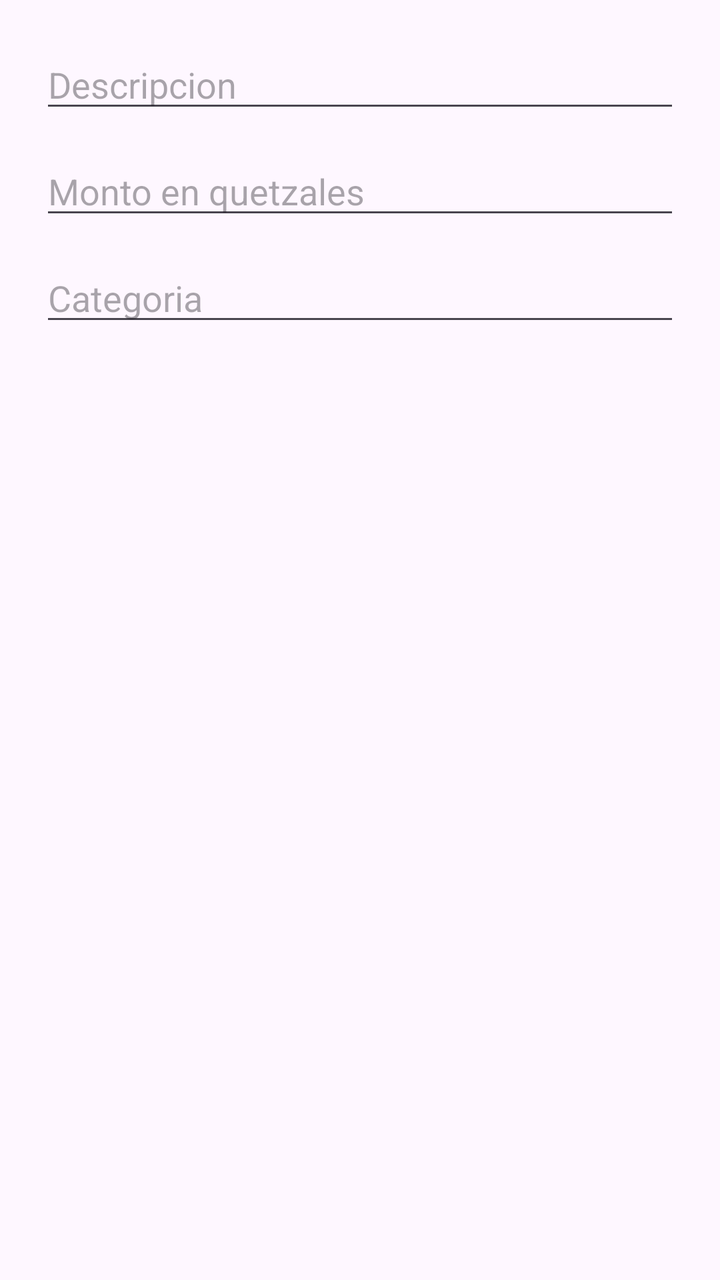
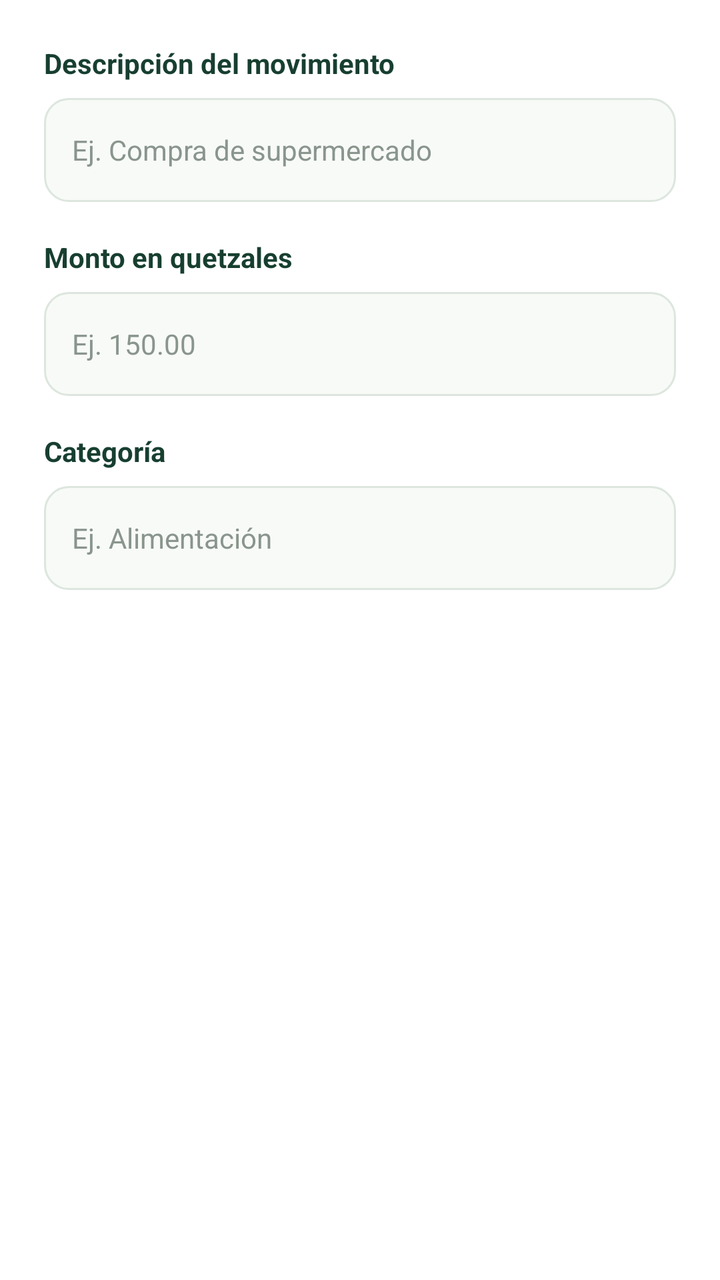

Screens rendered from an Android XML layout before and after an edit, with the pre-edit source and the edit as a unified diff.
<!-- AndroidManifest.xml: application theme Theme.ControlDeGastos -->
<!-- res/layout/dialog_movimiento.xml -->
<?xml version="1.0" encoding="utf-8"?>
<LinearLayout xmlns:android="http://schemas.android.com/apk/res/android"
    android:layout_width="match_parent"
    android:layout_height="wrap_content"
    android:orientation="vertical"
    android:padding="20dp">

    <EditText
        android:id="@+id/etDescripcion"
        android:layout_width="match_parent"
        android:layout_height="wrap_content"
        android:hint="Descripcion"
        android:inputType="textCapSentences"/>

        <EditText
        android:id="@+id/etMonto"
        android:layout_width="match_parent"
        android:layout_height="wrap_content"
        android:hint="Monto en quetzales"
        android:inputType="numberDecimal"
        android:layout_marginTop="12dp" />

        <EditText
        android:id="@+id/etCategoria"
        android:layout_width="match_parent"
        android:layout_height="wrap_content"
        android:hint="Categoria"
        android:inputType="textCapSentences"
        android:layout_marginTop="12dp"/>
</LinearLayout>
<!-- resources referenced by this layout -->
<resources>
  <style name="Theme.ControlDeGastos" parent="Base.Theme.ControlDeGastos" />
  <style name="Base.Theme.ControlDeGastos" parent="Theme.Material3.DayNight.NoActionBar">
          
          
      </style>
</resources>

<!-- the commit's change to res/layout/dialog_movimiento.xml (unified diff, before → after) -->
@@ -3,28 +3,78 @@
     android:layout_width="match_parent"
     android:layout_height="wrap_content"
     android:orientation="vertical"
-    android:padding="20dp">
+    android:padding="22dp"
+    android:background="#FFFFFF">
+
+    
+    <TextView
+        android:layout_width="match_parent"
+        android:layout_height="wrap_content"
+        android:text="Descripción del movimiento"
+        android:textColor="#173F30"
+        android:textSize="14sp"
+        android:textStyle="bold"/>
 
     <EditText
         android:id="@+id/etDescripcion"
         android:layout_width="match_parent"
-        android:layout_height="wrap_content"
-        android:hint="Descripcion"
+        android:layout_height="52dp"
+        android:layout_marginTop="8dp"
+        android:background="@drawable/bg_campo"
+        android:hint="Ej. Compra de supermercado"
+        android:paddingStart="14dp"
+        android:paddingEnd="14dp"
+        android:textColor="#173F30"
+        android:textColorHint="#89958D"
+        android:textSize="14sp"
         android:inputType="textCapSentences"/>
 
-        <EditText
+    
+    <TextView
+        android:layout_width="match_parent"
+        android:layout_height="wrap_content"
+        android:layout_marginTop="18dp"
+        android:text="Monto en quetzales"
+        android:textColor="#173F30"
+        android:textSize="14sp"
+        android:textStyle="bold"/>
+
+    <EditText
         android:id="@+id/etMonto"
         android:layout_width="match_parent"
+        android:layout_height="52dp"
+        android:layout_marginTop="8dp"
+        android:background="@drawable/bg_campo"
+        android:hint="Ej. 150.00"
+        android:paddingStart="14dp"
+        android:paddingEnd="14dp"
+        android:textColor="#173F30"
+        android:textColorHint="#89958D"
+        android:textSize="14sp"
+        android:inputType="numberDecimal"/>
+
+    
+    <TextView
+        android:layout_width="match_parent"
         android:layout_height="wrap_content"
-        android:hint="Monto en quetzales"
-        android:inputType="numberDecimal"
-        android:layout_marginTop="12dp" />
+        android:layout_marginTop="18dp"
+        android:text="Categoría"
+        android:textColor="#173F30"
+        android:textSize="14sp"
+        android:textStyle="bold"/>
 
-        <EditText
+    <EditText
         android:id="@+id/etCategoria"
         android:layout_width="match_parent"
-        android:layout_height="wrap_content"
-        android:hint="Categoria"
-        android:inputType="textCapSentences"
-        android:layout_marginTop="12dp"/>
+        android:layout_height="52dp"
+        android:layout_marginTop="8dp"
+        android:background="@drawable/bg_campo"
+        android:hint="Ej. Alimentación"
+        android:paddingStart="14dp"
+        android:paddingEnd="14dp"
+        android:textColor="#173F30"
+        android:textColorHint="#89958D"
+        android:textSize="14sp"
+        android:inputType="textCapSentences"/>
+
 </LinearLayout>
<!-- resource entries referenced after the edit -->
@@ -1,5 +1,18 @@
 <!-- resources referenced by this layout -->
 <resources>
+  <!-- drawable bg_campo (drawable) -->
+  <?xml version="1.0" encoding="utf-8"?>
+  <shape xmlns:android="http://schemas.android.com/apk/res/android">
+  
+      <solid android:color="#F8FAF8"/>
+  
+      <corners android:radius="12dp"/>
+  
+      <stroke
+          android:width="1dp"
+          android:color="#DCE6DE"/>
+  
+  </shape>
   <style name="Theme.ControlDeGastos" parent="Base.Theme.ControlDeGastos" />
   <style name="Base.Theme.ControlDeGastos" parent="Theme.Material3.DayNight.NoActionBar">
           
